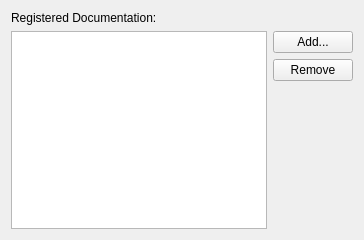
Before: the Qt Designer form src/plugins/help/docsettingspage.ui in qt-creator/qt-creator, drawn with Qt 5.
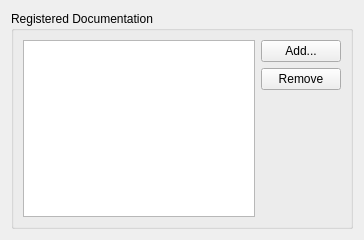
After: the same form once the commit is applied.

Commit message: Polishing Settings Ui: Putting Docs settings into a GroupBox

Diff of the .ui file:
```diff
--- a/src/plugins/help/docsettingspage.ui
+++ b/src/plugins/help/docsettingspage.ui
@@ -11,20 +11,11 @@
   </property>
   <layout class="QVBoxLayout" name="verticalLayout" >
    <item>
-    <widget class="QLabel" name="label" >
-     <property name="text" >
-      <string>Registered Documentation:</string>
+    <widget class="QGroupBox" name="groupBox">
+     <property name="title">
+      <string>Registered Documentation</string>
      </property>
-    </widget>
-   </item>
-   <item>
-    <layout class="QHBoxLayout" name="_3" >
-     <property name="spacing" >
-      <number>6</number>
-     </property>
-     <property name="margin" >
-      <number>0</number>
-     </property>
+     <layout class="QHBoxLayout" name="horizontalLayout">
      <item>
       <widget class="QListWidget" name="docsListWidget" />
      </item>
@@ -66,6 +57,7 @@
       </layout>
      </item>
     </layout>
+    </widget>
    </item>
   </layout>
  </widget>
```
Lines whose indentation alone changed are shown as unchanged. The commit also changes 3 other files.
